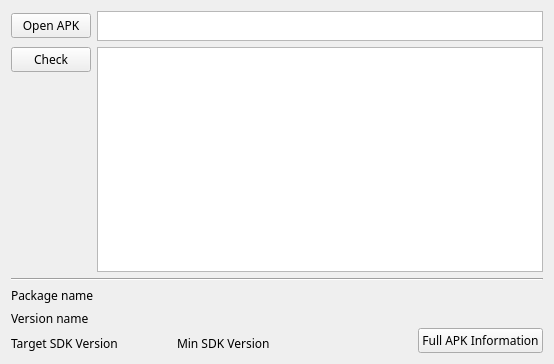
This is ui/appchecker_window.ui in liyansong2018/ReverseWidget as Qt 5 draws it before an edit. The edited form follows.
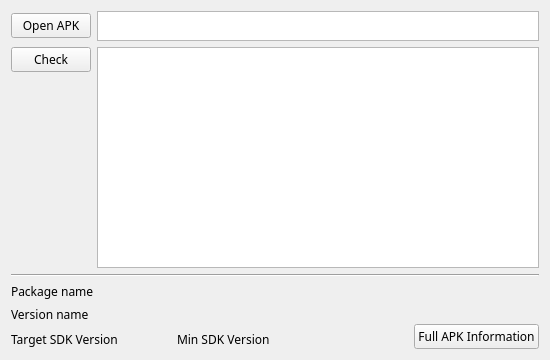
This is the edited form. Icons and pictures are not drawn.

Diff of the .ui file:
```diff
--- a/ui/appchecker_window.ui
+++ b/ui/appchecker_window.ui
@@ -6,8 +6,8 @@
    <rect>
     <x>0</x>
     <y>0</y>
-    <width>554</width>
-    <height>364</height>
+    <width>550</width>
+    <height>360</height>
    </rect>
   </property>
   <property name="font">
```
